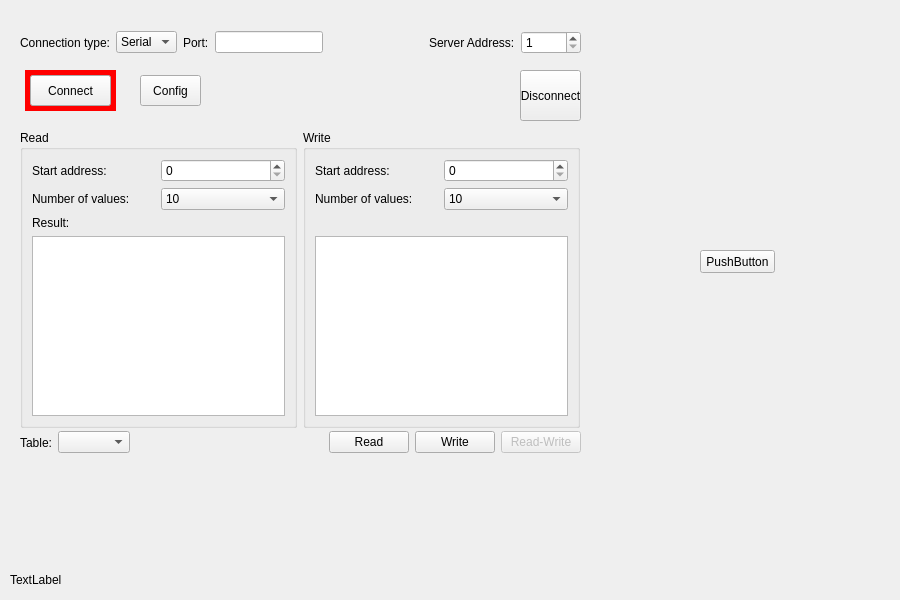
Old version of the form src/modbusframe.ui in the repository hancse/powermeter.
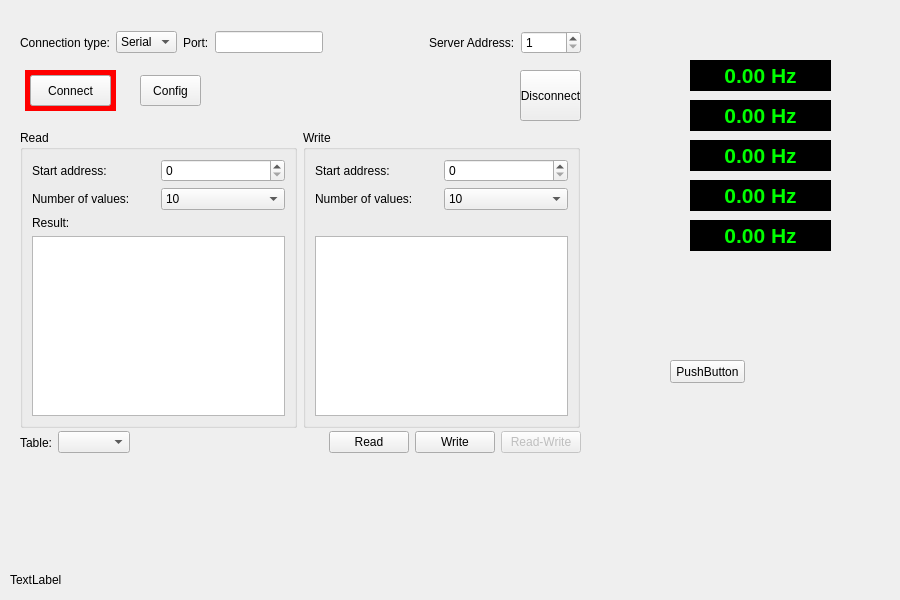
New version of the form.

What changed in the file:
```diff
--- a/src/modbusframe.ui
+++ b/src/modbusframe.ui
@@ -506,8 +506,8 @@
   <widget class="QPushButton" name="pushButton">
    <property name="geometry">
     <rect>
-     <x>700</x>
-     <y>250</y>
+     <x>670</x>
+     <y>360</y>
      <width>75</width>
      <height>23</height>
     </rect>
@@ -516,6 +516,141 @@
     <string>PushButton</string>
    </property>
   </widget>
+  <widget class="QLabel" name="lblFreq">
+   <property name="geometry">
+    <rect>
+     <x>690</x>
+     <y>60</y>
+     <width>141</width>
+     <height>31</height>
+    </rect>
+   </property>
+   <property name="font">
+    <font>
+     <pointsize>16</pointsize>
+     <weight>75</weight>
+     <bold>true</bold>
+    </font>
+   </property>
+   <property name="styleSheet">
+    <string notr="true">background: black;
+color: lime;</string>
+   </property>
+   <property name="text">
+    <string>0.00 Hz</string>
+   </property>
+   <property name="alignment">
+    <set>Qt::AlignCenter</set>
+   </property>
+  </widget>
+  <widget class="QLabel" name="lblVavg">
+   <property name="geometry">
+    <rect>
+     <x>690</x>
+     <y>220</y>
+     <width>141</width>
+     <height>31</height>
+    </rect>
+   </property>
+   <property name="font">
+    <font>
+     <pointsize>16</pointsize>
+     <weight>75</weight>
+     <bold>true</bold>
+    </font>
+   </property>
+   <property name="styleSheet">
+    <string notr="true">background: black;
+color: lime;</string>
+   </property>
+   <property name="text">
+    <string>0.00 Hz</string>
+   </property>
+   <property name="alignment">
+    <set>Qt::AlignCenter</set>
+   </property>
+  </widget>
+  <widget class="QLabel" name="lblV1">
+   <property name="geometry">
+    <rect>
+     <x>690</x>
+     <y>100</y>
+     <width>141</width>
+     <height>31</height>
+    </rect>
+   </property>
+   <property name="font">
+    <font>
+     <pointsize>16</pointsize>
+     <weight>75</weight>
+     <bold>true</bold>
+    </font>
+   </property>
+   <property name="styleSheet">
+    <string notr="true">background: black;
+color: lime;</string>
+   </property>
+   <property name="text">
+    <string>0.00 Hz</string>
+   </property>
+   <property name="alignment">
+    <set>Qt::AlignCenter</set>
+   </property>
+  </widget>
+  <widget class="QLabel" name="lblV2">
+   <property name="geometry">
+    <rect>
+     <x>690</x>
+     <y>140</y>
+     <width>141</width>
+     <height>31</height>
+    </rect>
+   </property>
+   <property name="font">
+    <font>
+     <pointsize>16</pointsize>
+     <weight>75</weight>
+     <bold>true</bold>
+    </font>
+   </property>
+   <property name="styleSheet">
+    <string notr="true">background: black;
+color: lime;</string>
+   </property>
+   <property name="text">
+    <string>0.00 Hz</string>
+   </property>
+   <property name="alignment">
+    <set>Qt::AlignCenter</set>
+   </property>
+  </widget>
+  <widget class="QLabel" name="lblV3">
+   <property name="geometry">
+    <rect>
+     <x>690</x>
+     <y>180</y>
+     <width>141</width>
+     <height>31</height>
+    </rect>
+   </property>
+   <property name="font">
+    <font>
+     <pointsize>16</pointsize>
+     <weight>75</weight>
+     <bold>true</bold>
+    </font>
+   </property>
+   <property name="styleSheet">
+    <string notr="true">background: black;
+color: lime;</string>
+   </property>
+   <property name="text">
+    <string>0.00 Hz</string>
+   </property>
+   <property name="alignment">
+    <set>Qt::AlignCenter</set>
+   </property>
+  </widget>
  </widget>
  <resources/>
  <connections/>
```
